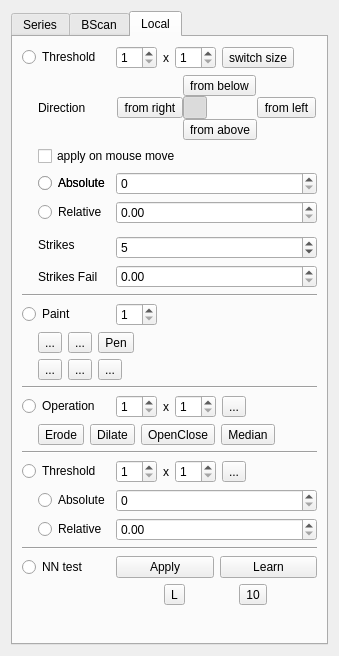
neurodial/OCT-Marker, file ui/marker_segmentation.ui: the form before one commit.
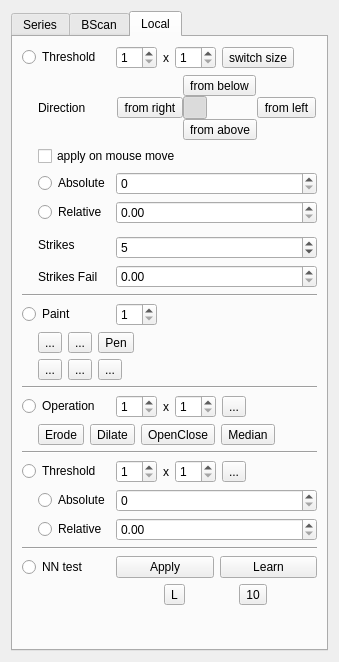
The form after the commit. The open tabs and pages were chosen to show the change. Icons and pictures are not drawn.

Commit message: Bugfix: Widget + Parameteranpassung + Kurzbefehl

```diff
--- a/ui/marker_segmentation.ui
+++ b/ui/marker_segmentation.ui
@@ -7,7 +7,7 @@
     <x>0</x>
     <y>0</y>
     <width>339</width>
-    <height>656</height>
+    <height>662</height>
    </rect>
   </property>
   <property name="windowTitle">
@@ -542,13 +542,6 @@
          </layout>
         </widget>
        </item>
-       <item row="4" column="1">
-        <widget class="QRadioButton" name="radioLocalThresholdAbsolut">
-         <property name="text">
-          <string>Absolute</string>
-         </property>
-        </widget>
-       </item>
        <item row="2" column="0">
         <spacer name="horizontalSpacer_4">
          <property name="orientation">
```
Left out of the diff: 2 changed lines with no effect on the pictures. The commit also changes 4 other files.
